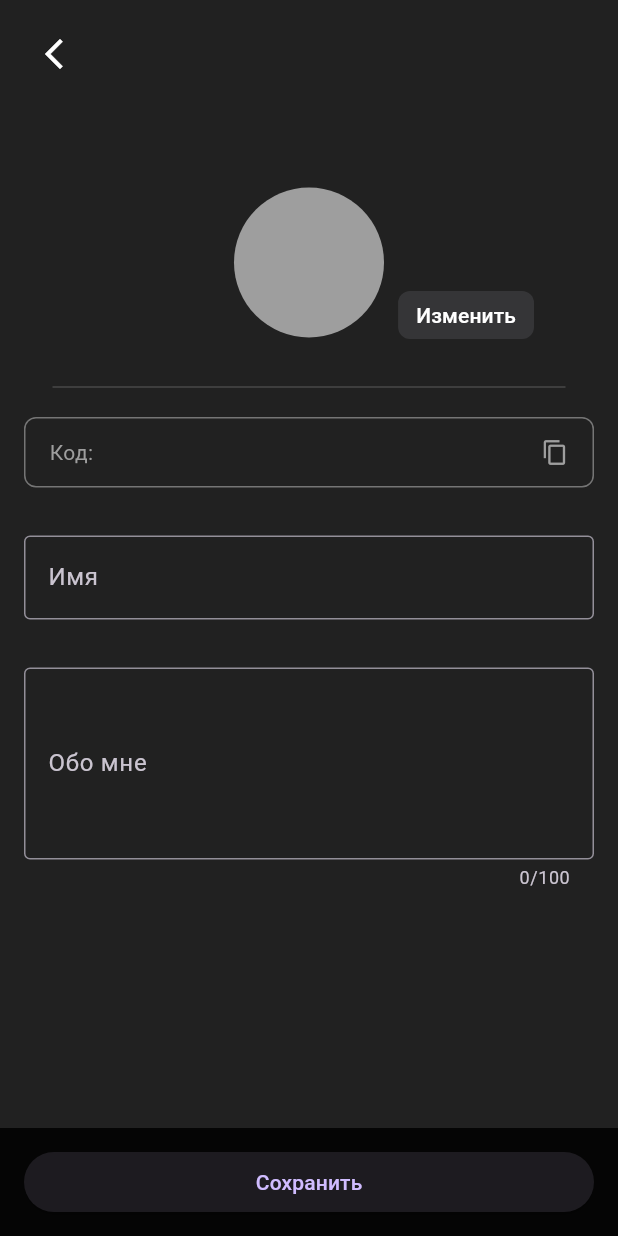
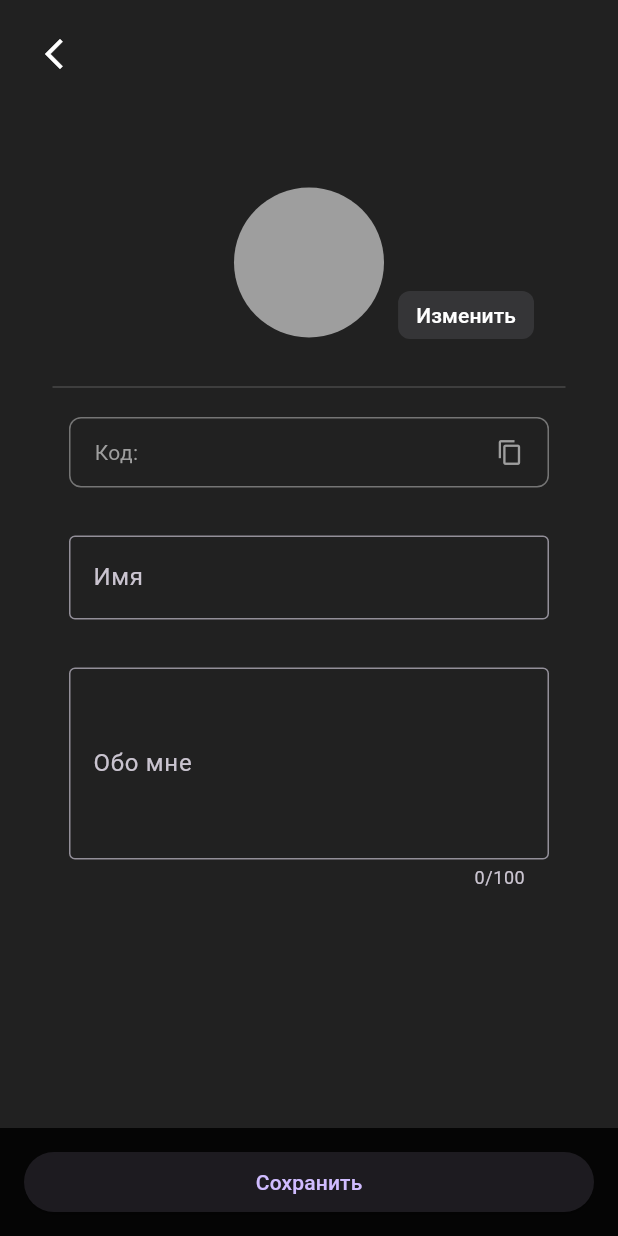
Before and after one commit to 00THESAME00/menro-push-server, a Flutter app: the EditProfileScreen screen opened directly with empty values, on a phone screen of 412 x 824 dp. Run offline on Flutter 3.47's test engine with Material 3 defaults, Android fonts, the phone set to English and light mode, and no system bars; our stand-ins replace cloud_firestore, firebase_core, firebase_messaging, shared_preferences; accounts and stored records are empty.

Commit message:
Обновление

```diff
--- a/lib/main.dart
+++ b/lib/main.dart
@@ -1102,10 +1102,10 @@ class _EditProfileScreenState extends State<EditProfileScreen> {
             child: SingleChildScrollView(
               padding: const EdgeInsets.only(top: 120, bottom: 100),
               child: Column(
-                crossAxisAlignment: CrossAxisAlignment.start,
-                children: [
-                  Center(
-                    child: SizedBox(
+                crossAxisAlignment: CrossAxisAlignment.center,
+                children: [
+                  // Аватар + Кнопка изменить
+                  SizedBox(
                     width: 180,
                     height: 110,
                     child: Stack(
@@ -1145,11 +1145,10 @@ class _EditProfileScreenState extends State<EditProfileScreen> {
                       ],
                     ),
                   ),
-                  ),
 
                   const SizedBox(height: 16),
 
-                  // 🔲 Divider по стилю профиля — с правками
+                  // 🔲 Линия — Divider шире, поля чуть уже
                   const Padding(
                     padding: EdgeInsets.symmetric(horizontal: 35),
                     child: Divider(
@@ -1161,7 +1160,12 @@ class _EditProfileScreenState extends State<EditProfileScreen> {
 
                   const SizedBox(height: 8),
 
-                  GestureDetector(
+                  // Код пользователя
+                  Align(
+                    alignment: Alignment.center,
+                    child: SizedBox(
+                      width: 320,
+                      child: GestureDetector(
                         onLongPress: () {
                           Clipboard.setData(ClipboardData(text: widget.userId));
                           ScaffoldMessenger.of(context).showSnackBar(
@@ -1172,7 +1176,6 @@ class _EditProfileScreenState extends State<EditProfileScreen> {
                           );
                         },
                         child: Container(
-                      margin: const EdgeInsets.symmetric(horizontal: 16),
                           padding: const EdgeInsets.symmetric(vertical: 12, horizontal: 16),
                           decoration: BoxDecoration(
                             border: Border.all(color: Colors.grey.shade600),
@@ -1189,11 +1192,16 @@ class _EditProfileScreenState extends State<EditProfileScreen> {
                           ),
                         ),
                       ),
+                    ),
+                  ),
 
                   const SizedBox(height: 32),
 
-                  Padding(
-                    padding: const EdgeInsets.symmetric(horizontal: 16),
+                  // Поле "Имя"
+                  Align(
+                    alignment: Alignment.center,
+                    child: SizedBox(
+                      width: 320,
                       child: TextField(
                         controller: nameController,
                         decoration: const InputDecoration(
@@ -1202,11 +1210,15 @@ class _EditProfileScreenState extends State<EditProfileScreen> {
                         ),
                       ),
                     ),
+                  ),
 
                   const SizedBox(height: 32),
 
-                  Padding(
-                    padding: const EdgeInsets.symmetric(horizontal: 16),
+                  // Поле "Обо мне"
+                  Align(
+                    alignment: Alignment.center,
+                    child: SizedBox(
+                      width: 320,
                       child: TextField(
                         controller: aboutController,
                         maxLines: 4,
@@ -1217,23 +1229,20 @@ class _EditProfileScreenState extends State<EditProfileScreen> {
                         ),
                       ),
                     ),
-                ],
-              ),
-            ),
-          ),
-
-          // 🔙 Кнопка назад в стиле профиля
+                  ),
+                ],
+              ),
+            ),
+          ),
+
+          // 🔙 Кнопка назад
           Positioned(
             top: statusBarHeight + 12,
             left: 12,
             child: Material(
               color: Colors.transparent,
               child: IconButton(
-                icon: const Icon(
-                  Icons.arrow_back_ios_new,
-                  color: Colors.white,
-                  size: 24,
-                ),
+                icon: const Icon(Icons.arrow_back_ios_new, color: Colors.white, size: 24),
                 onPressed: () => Navigator.pop(context),
               ),
             ),
```
Lines whose indentation alone changed are shown as unchanged.
